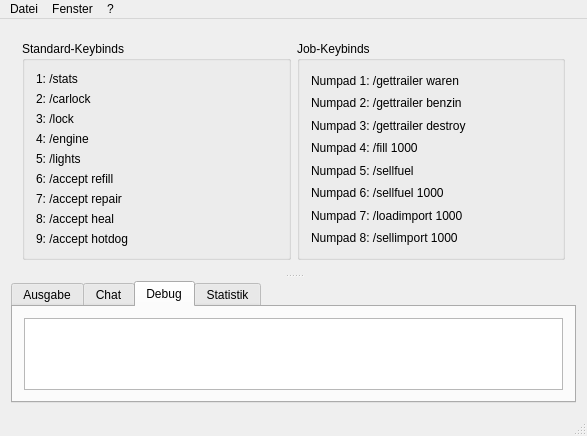
First picture: the form in Keybinder/MainWindow.ui, repository agrippa1994/Keybinder, before the edit.
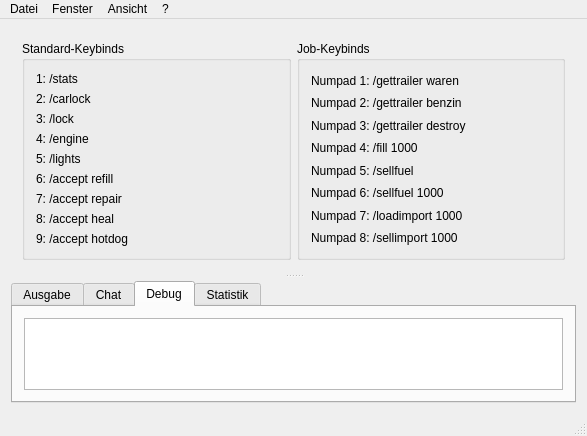
Second picture: the form after the edit. The open tabs and pages were chosen to show the change.

Commit message: Menubar updated, some performance issues fixed

What changed in the file:
```diff
--- a/Keybinder/MainWindow.ui
+++ b/Keybinder/MainWindow.ui
@@ -273,8 +273,16 @@
     </property>
     <addaction name="actionInfo"/>
    </widget>
+   <widget class="QMenu" name="menuAnsicht">
+    <property name="title">
+     <string>Ansicht</string>
+    </property>
+    <addaction name="actionKeybinds_anzeigen"/>
+    <addaction name="actionAusgabe_anzeigen"/>
+   </widget>
    <addaction name="menuDatei"/>
    <addaction name="menuFenster"/>
+   <addaction name="menuAnsicht"/>
    <addaction name="menu"/>
   </widget>
   <action name="actionBeenden">
```
Left out of the diff: 83 changed lines with no effect on the pictures. The commit also changes 2 other files.
